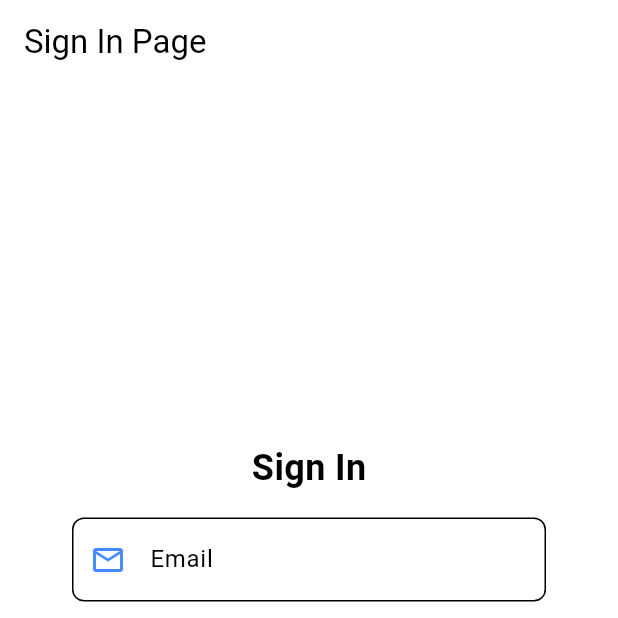
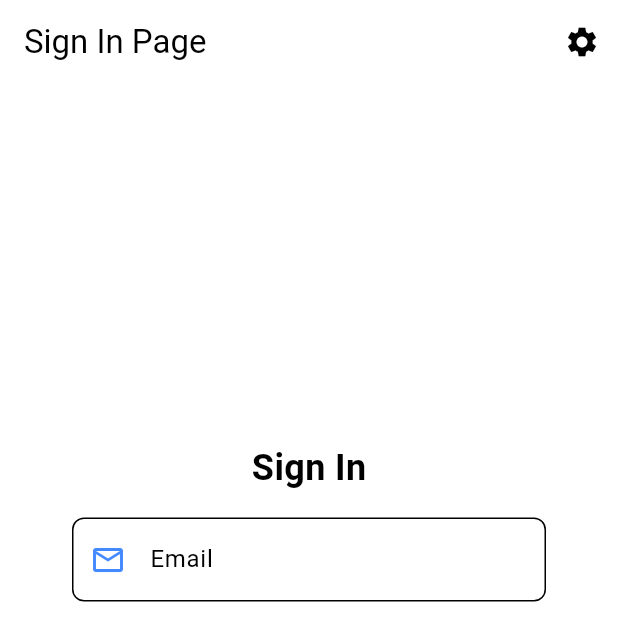
Before and after one commit to Itterum/auth_app_example, a Flutter app: the screen it shows after launch, on a phone screen of 412 x 824 dp, the top half of it. Run offline on Flutter 3.47's test engine with Material 3 defaults, Android fonts, the phone set to English and light mode, and no system bars; our stand-ins replace go_router.

```diff
--- a/lib/features/auth/pages/sign_in_page.dart
+++ b/lib/features/auth/pages/sign_in_page.dart
@@ -1,4 +1,5 @@
 import 'package:crud_flutter_example/features/auth/widgets/sign_in_form_widget.dart';
+import 'package:crud_flutter_example/widgets/base_scaffold_widget.dart';
 import 'package:flutter/material.dart';
 
 class SignInPage extends StatefulWidget {
@@ -9,16 +10,13 @@ class SignInPage extends StatefulWidget {
 }
 
 class SignInPageState extends State<SignInPage> {
-  final String title = 'Sign In Page';
+  final String _title = 'Sign In Page';
   final GlobalKey<FormState> _formKey = GlobalKey<FormState>();
 
   @override
   Widget build(BuildContext context) {
-    return Scaffold(
-      appBar: AppBar(
-        backgroundColor: Theme.of(context).colorScheme.inversePrimary,
-        title: Text(title),
-      ),
+    return BaseScaffoldWidget(
+      title: _title,
       body: Container(
         padding: const EdgeInsets.all(48),
         width: double.infinity,
--- /dev/null
+++ b/lib/widgets/base_scaffold_widget.dart
@@ -0,0 +1,40 @@
+import 'package:flutter/material.dart';
+import 'package:go_router/go_router.dart';
+
+class BaseScaffoldWidget extends StatelessWidget {
+  const BaseScaffoldWidget({
+    super.key,
+    required String title,
+    required Widget body,
+    bool showSettingsButton = true,
+    FloatingActionButton? floatingActionButton,
+  })  : _title = title,
+        _body = body,
+        _showSettingsButton = showSettingsButton,
+        _floatingActionButton = floatingActionButton;
+
+  final String _title;
+  final Widget _body;
+  final bool _showSettingsButton;
+  final FloatingActionButton? _floatingActionButton;
+
+  @override
+  Widget build(BuildContext context) {
+    return Scaffold(
+      appBar: AppBar(
+        backgroundColor: Theme.of(context).colorScheme.inversePrimary,
+        title: Text(_title),
+        actions: _showSettingsButton
+            ? <Widget>[
+                IconButton(
+                  icon: const Icon(Icons.settings),
+                  onPressed: () => context.go('/settings'),
+                ),
+              ]
+            : null,
+      ),
+      body: _body,
+      floatingActionButton: _floatingActionButton,
+    );
+  }
+}
```
Also changed, not shown: lib/features/auth/pages/sign_up_page.dart (+3 -5 lines), lib/features/home/pages/home_page.dart (+3 -5 lines), lib/features/settings/pages/settings_page.dart (+15 -8 lines).
